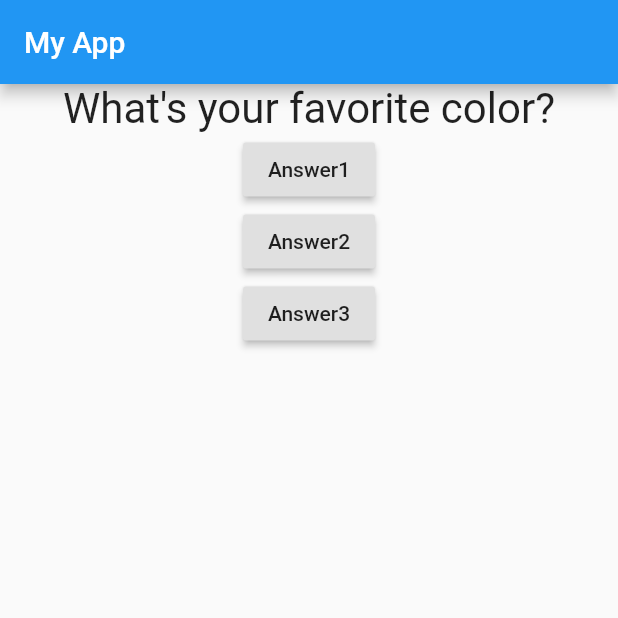
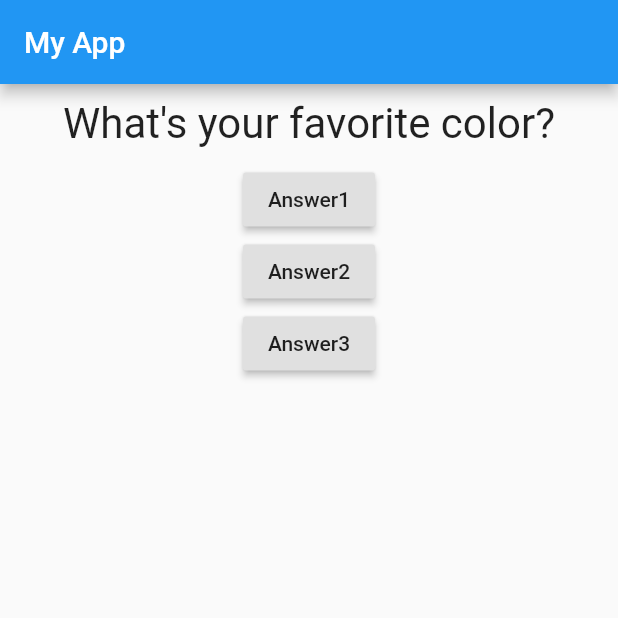
Before and after one commit to EleoXDA/Quiz_App, a Flutter app: the screen it shows after launch, on a phone screen of 412 x 824 dp, the top half of it. Run offline on Flutter 3.47's test engine with Material 2 defaults, Android fonts, the phone set to English and light mode, and no system bars.

Commit message:
add margins to move text away from edge of the appbar

```diff
--- a/lib/question.dart
+++ b/lib/question.dart
@@ -8,6 +8,7 @@ class Question extends StatelessWidget {
   Widget build(BuildContext context) {
     return Container(
         width: double.infinity,
+        margin: const EdgeInsets.all(10),
         child: Text(
           questionText,
           style: const TextStyle(fontSize: 28),
```
